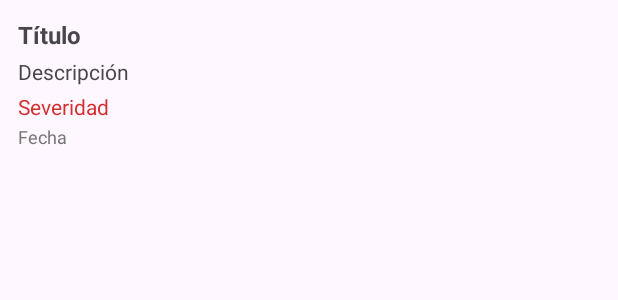
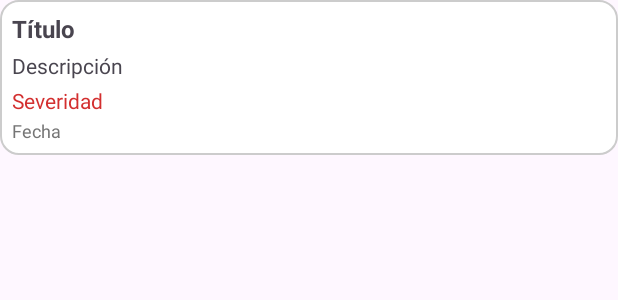
Before and after one commit to Simonghost117/Qfinder_Android, an Android app: the layout item_nota.xml on its own in the app's theme, with its tools: preview values and no code run, on a phone screen of 412 x 824 dp. Shown: the top 300 px of the screen. Run offline under Robolectric (Android 15) with nearby library versions, the phone set to English and light mode, and no system bars.

Commit message:
cqambios Maicol

```diff
--- a/app/src/main/res/layout/item_nota.xml
+++ b/app/src/main/res/layout/item_nota.xml
@@ -3,7 +3,9 @@
     android:layout_width="match_parent"
     android:layout_height="wrap_content"
     android:orientation="vertical"
-    android:padding="12dp">
+    android:background="@drawable/card_background"
+    android:padding="8dp"
+    android:layout_marginBottom="8dp">
 
     <TextView
         android:id="@+id/tvTituloNota"
```
